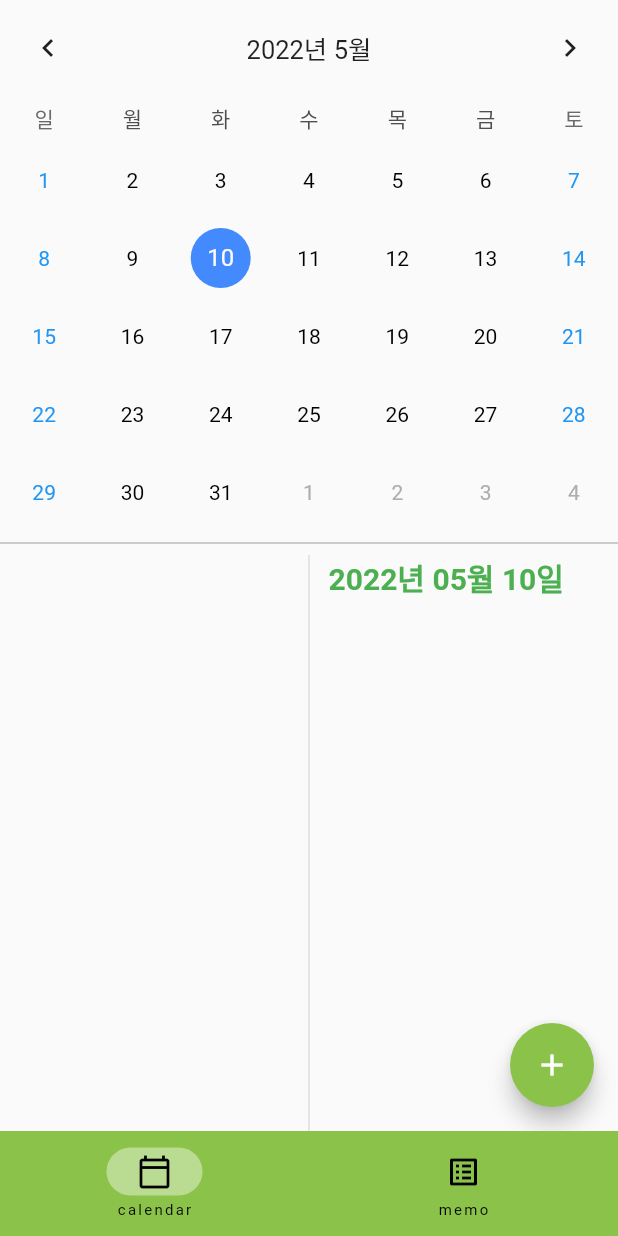
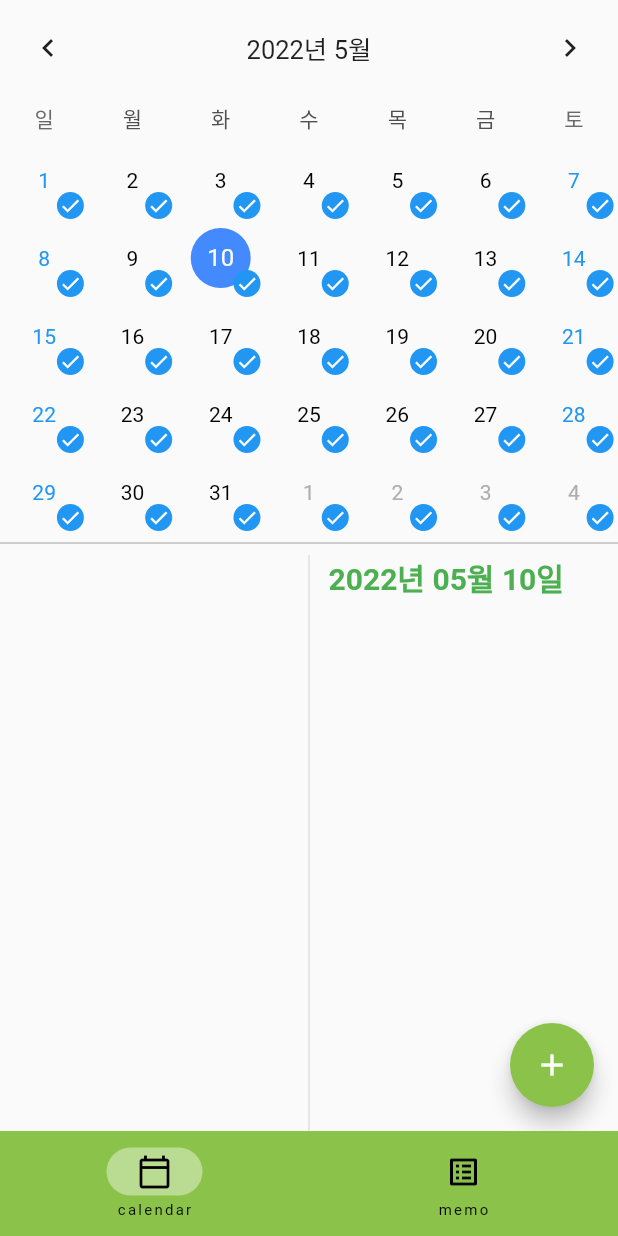
Before and after one commit to hyojuseo/simple_calendar_memo_app, a Flutter app: the screen it shows after launch, on a phone screen of 412 x 824 dp. Run offline on Flutter 3.47's test engine with Material 2 defaults, Android fonts, the phone set to English and light mode, and no system bars; drawn by our look-alikes of table_calendar; our stand-ins replace get, hive, hive_flutter; accounts and stored records are empty.

Commit message:
done, doing, dont widget Image add. eventBuilder add

```diff
--- a/lib/components/calendar.dart
+++ b/lib/components/calendar.dart
@@ -1,5 +1,6 @@
 import 'package:flutter/material.dart';
-import 'package:intl/intl.dart';
+
+//import 'package:intl/intl.dart';
 import 'package:table_calendar/table_calendar.dart';
 import 'package:todo_calendar/controller/calendar_controller.dart';
 
@@ -11,6 +12,55 @@ class Calendar extends StatefulWidget {
 }
 
 class _CalendarState extends State<Calendar> {
+  late Map<DateTime, List<dynamic>> _events;
+
+  @override
+  void initState() {
+    _events = {};
+    super.initState();
+  }
+
+  Widget done() {
+    return Positioned(
+      bottom: 0,
+      right: 0,
+      left: 35,
+      child: Container(
+        width: 18,
+        height: 18,
+        decoration:
+            const BoxDecoration(color: Colors.blue, shape: BoxShape.circle),
+        child: const Icon(
+          Icons.done,
+          color: Colors.white,
+          size: 15,
+        ),
+      ),
+    );
+  }
+
+  Widget doing() {
+    return Container();
+  }
+
+  Widget dont() {
+    return Positioned(
+      bottom: 0,
+      right: 0,
+      left: 35,
+      child: Container(
+        width: 18,
+        height: 18,
+        decoration:
+            const BoxDecoration(color: Colors.red, shape: BoxShape.circle),
+        child: const Icon(
+          Icons.clear,
+          color: Colors.white,
+          size: 15,
+        ),
+      ),
+    );
+  }
 
   @override
   Widget build(BuildContext context) {
@@ -35,20 +85,18 @@ class _CalendarState extends State<Calendar> {
         holidayTextStyle: TextStyle(color: Colors.red),
         todayDecoration: BoxDecoration(
           color: Colors.lightGreen,
-          shape:BoxShape.circle,
+          shape: BoxShape.circle,
         ),
         selectedDecoration: BoxDecoration(
           color: Colors.blueAccent,
           shape: BoxShape.circle,
-        )
+        ),
       ),
-
 
       //선택한 날
       onDaySelected: (selectedDay, focusedDay) {
         setState(() {
           CalendarController.to.selectedDay.value = selectedDay;
-          print(CalendarController.to.selectedDay.value = selectedDay);
           CalendarController.to.focusedDay.value = focusedDay;
         });
       },
@@ -56,10 +104,16 @@ class _CalendarState extends State<Calendar> {
         return isSameDay(CalendarController.to.selectedDay.value, day);
       },
 
-      onPageChanged: (focusedDay){
+      onPageChanged: (focusedDay) {
         CalendarController.to.focusedDay.value = focusedDay;
       },
 
+      calendarBuilders:
+          CalendarBuilders(markerBuilder: (context, datetime, events) {
+        if (_events[datetime] == null) {
+          return done();
+        }
+      }),
     );
   }
 }
--- a/lib/controller/calendar_controller.dart
+++ b/lib/controller/calendar_controller.dart
@@ -1,5 +1,4 @@
 import 'package:get/get.dart';
-import 'package:intl/intl.dart';
 
 class CalendarController extends GetxController{
   static CalendarController get to => Get.find();
--- a/lib/pages/calendar_page.dart
+++ b/lib/pages/calendar_page.dart
@@ -35,11 +35,9 @@ class _CalendarPageState extends State<CalendarPage> {
         mainAxisAlignment: MainAxisAlignment.start,
         children: [
           Obx(() => Text(
+            //'Every Todo'
                 DateFormat('yyyy년 MM월 dd일')
                     .format(CalendarController.to.selectedDay.value),
-                //임시. 원래는 selectedDay값 들어가야됨.
-                //DateFormat('yyyy년 MM월 dd일').format(CalendarController.to.today.value),
-                //controller.selectedDay.value.toString(),
                 style: _listStyle,
               )),
           const SizedBox(height: 15),
```
